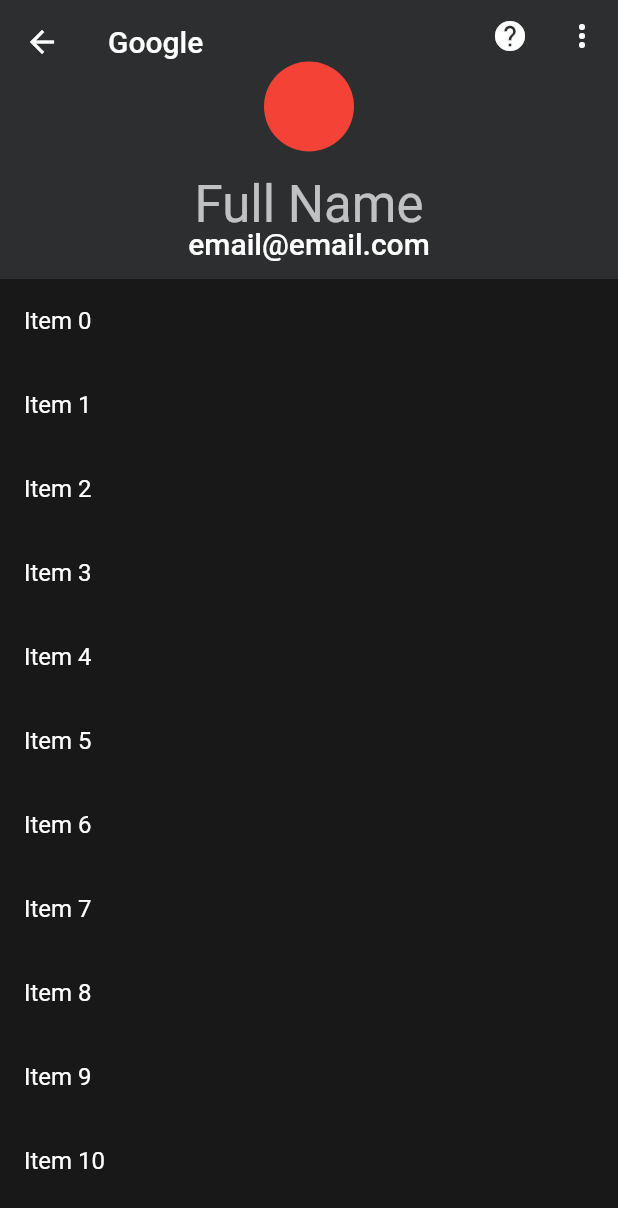
After one commit to beautyworld1998/flutter-samples, a Flutter app: the MainAnimations screen opened directly, after a tap on "My Custom Sliver Header", on a phone screen of 412 x 824 dp. The commit adds this screen. Shown: the top 1208 px of the screen. Run offline on Flutter 3.47's test engine with Material 2 defaults, Android fonts, the phone set to English and light mode, and no system bars; missing offline and left inert: circle_wheel_scroll; network calls fail.

Commit message:
custom sliver headers

```diff
--- /dev/null
+++ b/lib/animations/custom_sliverheader/custom_sliver_header.dart
@@ -0,0 +1,157 @@
+import 'dart:math';
+
+import 'package:flutter/material.dart';
+
+class CustomSliverHeader extends StatefulWidget {
+  @override
+  CustomSliverHeaderState createState() {
+    return CustomSliverHeaderState();
+  }
+}
+
+const avatarSize = 60.0;
+const minAvatarSize = 30.0;
+const extraSpace = 70.0;
+
+class CustomSliverHeaderState extends State<CustomSliverHeader> {
+  @override
+  Widget build(BuildContext context) {
+    return Theme(
+      data: ThemeData.dark(),
+      child: Material(
+        color: Color(0XFF181818),
+        child: SafeArea(
+          child: NestedScrollView(
+            headerSliverBuilder: (context, innerBoxIsScrolled) {
+              return [
+                SliverPersistentHeader(
+                  delegate: MyHeaderDelegate(
+                      kToolbarHeight + avatarSize + extraSpace),
+                  pinned: true,
+                ),
+              ];
+            },
+            body: ListView.builder(
+              itemBuilder: (context, index) => ListTile(
+                title: Text("Item $index"),
+              ),
+              itemCount: 20,
+            ),
+          ),
+        ),
+      ),
+    );
+  }
+}
+
+class MyHeaderDelegate extends SliverPersistentHeaderDelegate {
+  final double extendedHeight;
+
+  MyHeaderDelegate(this.extendedHeight);
+
+  @override
+  Widget build(
+      BuildContext context, double shrinkOffset, bool overlapsContent) {
+    // print("shrinkOffset: $shrinkOffset ... $overlapsContent");
+    double newSize = maxExtent - shrinkOffset;
+    double newSizePercent = avatarSize + extraSpace - shrinkOffset;
+    double newAvatarSize = avatarSize - shrinkOffset;
+    double newAvatarSpace = avatarSize - shrinkOffset;
+    if (newSize < minExtent) {
+      newSize = minExtent;
+    }
+    if (newAvatarSize < minAvatarSize) {
+      newAvatarSize = minAvatarSize;
+    }
+    if (newAvatarSpace < 0) {
+      newAvatarSpace = 0;
+    }
+    final percent = (newSizePercent >= 0 ? newSizePercent : 0) /
+        (avatarSize + extraSpace).abs();
+    double avatarXPosition = max(
+        ((MediaQuery.of(context).size.width / 2) - newAvatarSize / 2) * percent,
+        15);
+
+    double actionsXPosition = 50 * (1 - percent);
+
+    return Container(
+      color: Color(0xFF2C2E2F),
+      child: Column(
+        mainAxisSize: MainAxisSize.min,
+        children: [
+          Container(
+            height: kToolbarHeight + newAvatarSpace,
+            child: Stack(
+              children: [
+                AppBar(
+                  title: Text("Google"),
+                  centerTitle: false,
+                  elevation: 0.0,
+                  actions: [
+                    Container(
+                      width: 150,
+                      child: Stack(
+                        fit: StackFit.expand,
+                        children: [
+                          Positioned(
+                            top: 0,
+                            right: actionsXPosition,
+                            child: Row(
+                              mainAxisSize: MainAxisSize.min,
+                              children: [
+                                IconButton(
+                                  icon: Icon(Icons.help),
+                                  onPressed: () => null,
+                                ),
+                                IconButton(
+                                  icon: Icon(Icons.more_vert),
+                                  onPressed: () => null,
+                                ),
+                              ],
+                            ),
+                          )
+                        ],
+                      ),
+                    ),
+                  ],
+                  backgroundColor: Colors.transparent,
+                ),
+                Positioned(
+                  bottom: minAvatarSize / 2,
+                  right: avatarXPosition,
+                  child: CircleAvatar(
+                    radius: newAvatarSize / 2,
+                    backgroundColor: Colors.red,
+                  ),
+                )
+              ],
+            ),
+          ),
+          Expanded(
+            child: Opacity(
+              opacity: percent,
+              child: Column(mainAxisSize: MainAxisSize.min, children: [
+                Expanded(
+                    child: Text("Full Name",
+                        style: Theme.of(context).textTheme.display1)),
+                Expanded(
+                  child: Text("email@email.com",
+                      style: Theme.of(context).textTheme.title),
+                )
+              ]),
+            ),
+          ),
+        ],
+      ),
+    );
+  }
+
+  @override
+  double get maxExtent => extendedHeight;
+
+  @override
+  double get minExtent => kToolbarHeight;
+
+  @override
+  bool shouldRebuild(SliverPersistentHeaderDelegate oldDelegate) => true;
+}
--- a/lib/animations/main_animations.dart
+++ b/lib/animations/main_animations.dart
@@ -4,6 +4,8 @@ import 'package:flutter_samples/animations/custom_appbar/my_custom_appbar_page.d
 import 'package:flutter_samples/animations/foldable_animation.dart';
 import 'package:flutter_samples/animations/list_details/list_page.dart';
 import 'package:flutter_samples/main.dart';
+
+import 'custom_sliverheader/custom_sliver_header.dart';
 
 class MainAnimations extends StatefulWidget {
   @override
@@ -46,10 +48,16 @@ class MainAnimationsState extends State<MainAnimations> {
                 onButtonTap(CircularListPage());
               },
             ),
-             MyMenuButton(
+            MyMenuButton(
               title: "My Custom AppBar Page",
               actionTap: () {
                 onButtonTap(MyCustomAppBarPage());
+              },
+            ),
+            MyMenuButton(
+              title: "My Custom Sliver Header",
+              actionTap: () {
+                onButtonTap(CustomSliverHeader());
               },
             ),
           ],
--- a/lib/split_image/main_split_image.dart
+++ b/lib/split_image/main_split_image.dart
@@ -1,6 +1,7 @@
+import 'dart:typed_data';
+import 'package:flutter/services.dart';
 import 'package:flutter/material.dart';
 import 'dart:ui' as ui;
-import 'package:flutter/services.dart';
 
 class MainSplitImage extends StatefulWidget {
   @override
@@ -15,24 +16,19 @@ class _MainSplitImageState extends State<MainSplitImage> {
     final assetImage =
         AssetImage("images/characters/broly.png", bundle: rootBundle);
     final imageKey = await assetImage.obtainKey(ImageConfiguration());
-    var load = assetImage.load(imageKey);
-    //uncomment this according to your flutter version
-    /*
+    final DecoderCallback decodeResize =
+        (Uint8List bytes, {int cacheWidth, int cacheHeight}) {
+      return ui.instantiateImageCodec(bytes,
+          targetHeight: cacheHeight, targetWidth: cacheWidth);
+    };
+    var load = assetImage.load(imageKey, decodeResize);
+
     ImageStreamListener listener = ImageStreamListener((info, err) async {
       setState(() {
         _image = info.image;
       });
     });
-    load.addListener(listener);*/
-
-    //or
-
-    /*
-    load.addListener((info, error) async {
- setState(() {
-        _image = info.image;
-      });
-    },);*/
+    load.addListener(listener);
   }
 
   _reset() {
--- a/pubspec.yaml
+++ b/pubspec.yaml
@@ -1,6 +1,7 @@
 name: flutter_samples
 description: A new Flutter project.
-
+environment:
+  sdk: ">=2.6.0 <3.0.0"
 dependencies:
   flutter:
     sdk: flutter
```
Also changed, not shown: pubspec.lock, 4 other files.
